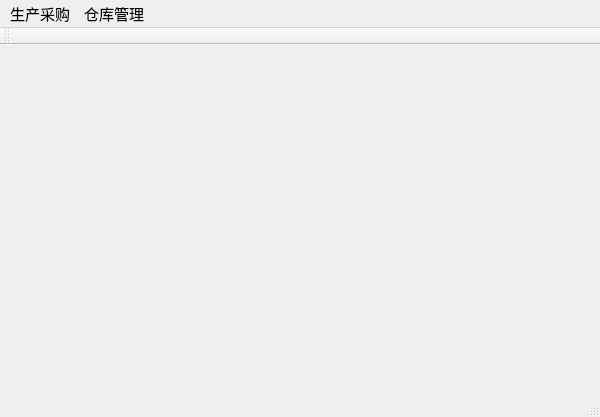
Before: the Qt Designer form mainwindow.ui in xujunmingbest/TuYuErp, drawn with Qt 5.
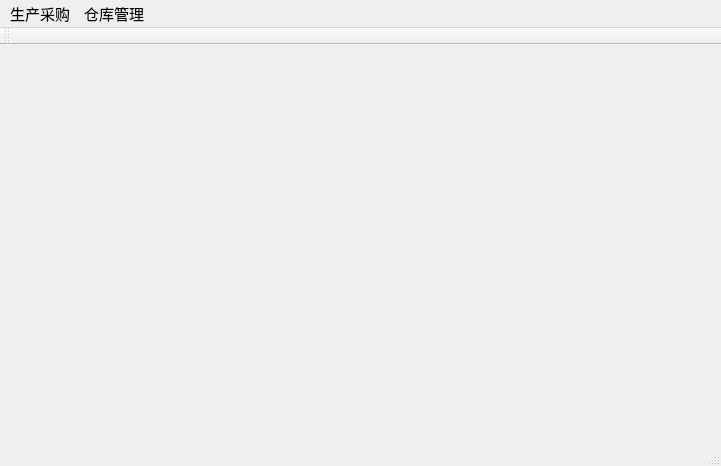
After: the same form once the commit is applied.

```diff
--- a/mainwindow.ui
+++ b/mainwindow.ui
@@ -6,8 +6,8 @@
    <rect>
     <x>0</x>
     <y>0</y>
-    <width>600</width>
-    <height>417</height>
+    <width>721</width>
+    <height>466</height>
    </rect>
   </property>
   <property name="windowTitle">
@@ -19,7 +19,7 @@
     <rect>
      <x>0</x>
      <y>0</y>
-     <width>600</width>
+     <width>721</width>
      <height>26</height>
     </rect>
    </property>
@@ -51,7 +51,17 @@
    <addaction name="menu"/>
    <addaction name="menu_cangku"/>
   </widget>
-  <widget class="QToolBar" name="mainToolBar">
+  <widget class="QStatusBar" name="statusBar"/>
+  <widget class="QToolBar" name="toolBar">
+   <property name="font">
+    <font>
+     <family>Agency FB</family>
+     <pointsize>12</pointsize>
+    </font>
+   </property>
+   <property name="windowTitle">
+    <string>toolBar</string>
+   </property>
    <attribute name="toolBarArea">
     <enum>TopToolBarArea</enum>
    </attribute>
@@ -59,7 +69,6 @@
     <bool>false</bool>
    </attribute>
   </widget>
-  <widget class="QStatusBar" name="statusBar"/>
  </widget>
  <layoutdefault spacing="6" margin="11"/>
  <resources/>
```
